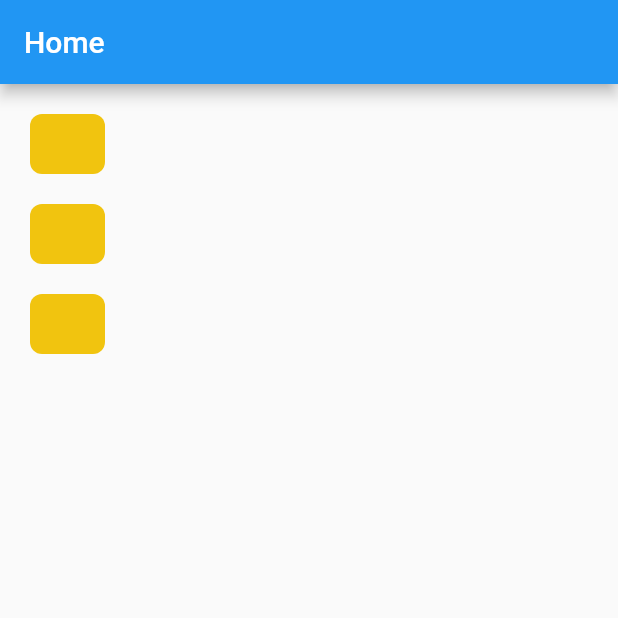
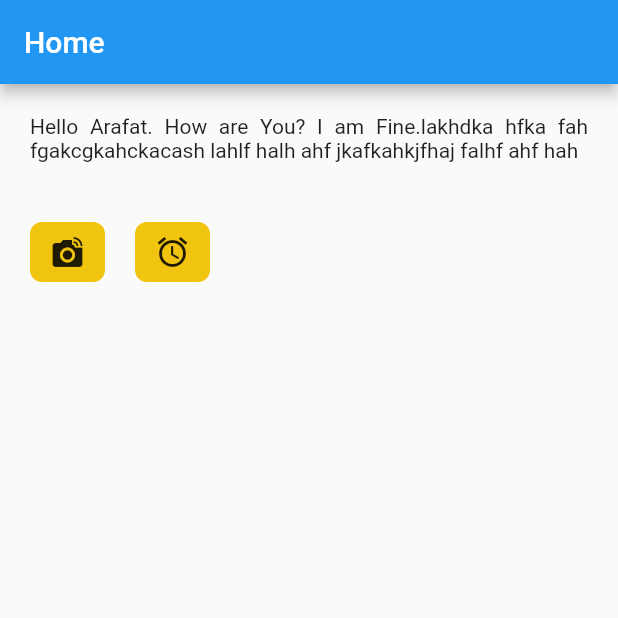
Before and after one commit to amiarafat/flutter_tutorial, a Flutter app: the screen it shows after launch, on a phone screen of 412 x 824 dp, the top half of it. Run offline on Flutter 3.47's test engine with Material 2 defaults, Android fonts, the phone set to English and light mode, and no system bars.

Commit message:
container with icon and row column at same time

```diff
--- a/lib/main.dart
+++ b/lib/main.dart
@@ -14,6 +14,10 @@ void main(){
 
 class HomePage extends StatelessWidget{
 
+  final _longText = "Hello Arafat. How are You? I am Fine.lakhdka hfka fah fgakcgkahckacash lahlf halh ahf jkafkahkjfhaj falhf ahf hah ";
+  final _shortText = "Hello Arafat.";
+
+
   @override
   Widget build(BuildContext context) {
 
@@ -21,41 +25,39 @@ class HomePage extends StatelessWidget{
         appBar: new AppBar(
           title: new Text('Home'),
         ),
-        body:
-        Column(
+        body: Column (children: <Widget>[
+          Container(
+          child: Text(_longText,textAlign: TextAlign.justify,),
+            padding: EdgeInsets.all(20),
+          ),
+          Row(
             children: <Widget>[
               Container(
                 margin: EdgeInsets.only(left: 20,top: 20),
-              padding: EdgeInsets.all(20.0) ,
+                padding: EdgeInsets.all(5.0) ,
                 height: 40,
                 width: 50,
                 decoration: BoxDecoration(
                     borderRadius: BorderRadius.circular(8),
                     color: Color(Helper.getHexToInt("#F1C40F"))
                 ),
+                child: Icon(Icons.linked_camera),
               ),
               Container(
                 margin: EdgeInsets.only(left: 20,top: 20),
-              padding: EdgeInsets.all(20.0) ,
+                padding: EdgeInsets.all(5.0) ,
                 height: 40,
                 width: 50,
                 decoration: BoxDecoration(
                     borderRadius: BorderRadius.circular(8),
                     color: Color(Helper.getHexToInt("#F1C40F"))
                 ),
+                child: Icon(Icons.access_alarm),
               ),
-            Container(
-              margin: EdgeInsets.only(left: 20,top: 20),
-              padding: EdgeInsets.all(20.0) ,
-              height: 40,
-              width: 50,
-              decoration: BoxDecoration(
-                  borderRadius: BorderRadius.circular(8),
-                  color: Color(Helper.getHexToInt("#F1C40F"))
-              ),
-            )
             ],
           ),
+        ],)
+
       );
   }
 }
```
Lines whose indentation alone changed are shown as unchanged.
